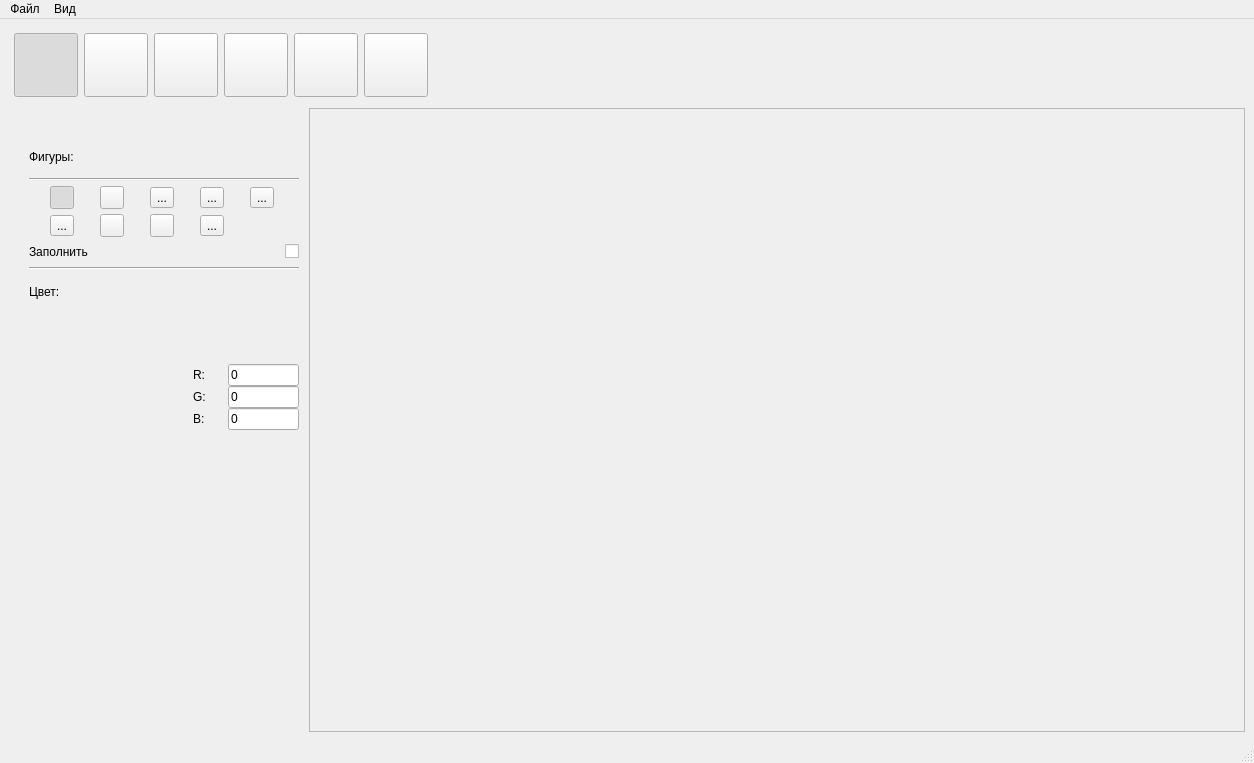
The window that BoysBandProject/bbpaint/bbproject.ui (Maxon2019/BoysBandProject) describes before a commit, drawn with Qt 5.
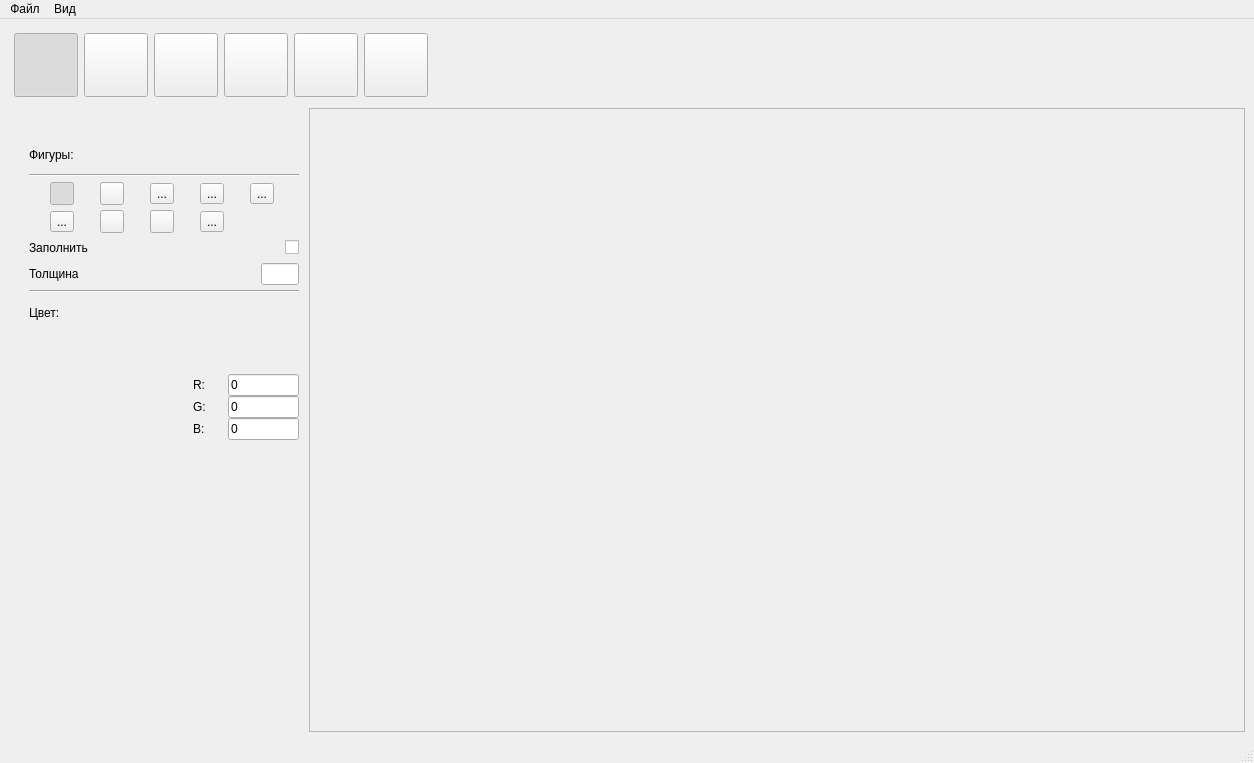
The same window after the commit. The open tabs and pages were chosen to show the change. Icons and pictures are not drawn.

```diff
--- a/BoysBandProject/bbpaint/bbproject.ui
+++ b/BoysBandProject/bbpaint/bbproject.ui
@@ -543,7 +543,7 @@
               <height>340</height>
              </rect>
             </property>
-            <layout class="QVBoxLayout" name="shapes_layout" stretch="1,0,3,1,0,1,5">
+            <layout class="QVBoxLayout" name="shapes_layout" stretch="1,0,3,1,0,0,1,5">
              <property name="spacing">
               <number>5</number>
              </property>
@@ -710,6 +710,33 @@
                </item>
               </layout>
              </item>
+             <item>
+              <layout class="QHBoxLayout" name="horizontalLayout_21" stretch="5,7,2">
+               <item>
+                <widget class="QLabel" name="label_23">
+                 <property name="text">
+                  <string>Толщина</string>
+                 </property>
+                </widget>
+               </item>
+               <item>
+                <spacer name="horizontalSpacer_9">
+                 <property name="orientation">
+                  <enum>Qt::Horizontal</enum>
+                 </property>
+                 <property name="sizeHint" stdset="0">
+                  <size>
+                   <width>40</width>
+                   <height>20</height>
+                  </size>
+                 </property>
+                </spacer>
+               </item>
+               <item>
+                <widget class="QLineEdit" name="shape_thickness"/>
+               </item>
+              </layout>
+             </item>
              <item>
               <widget class="Line" name="line_6">
                <property name="orientation">
```
